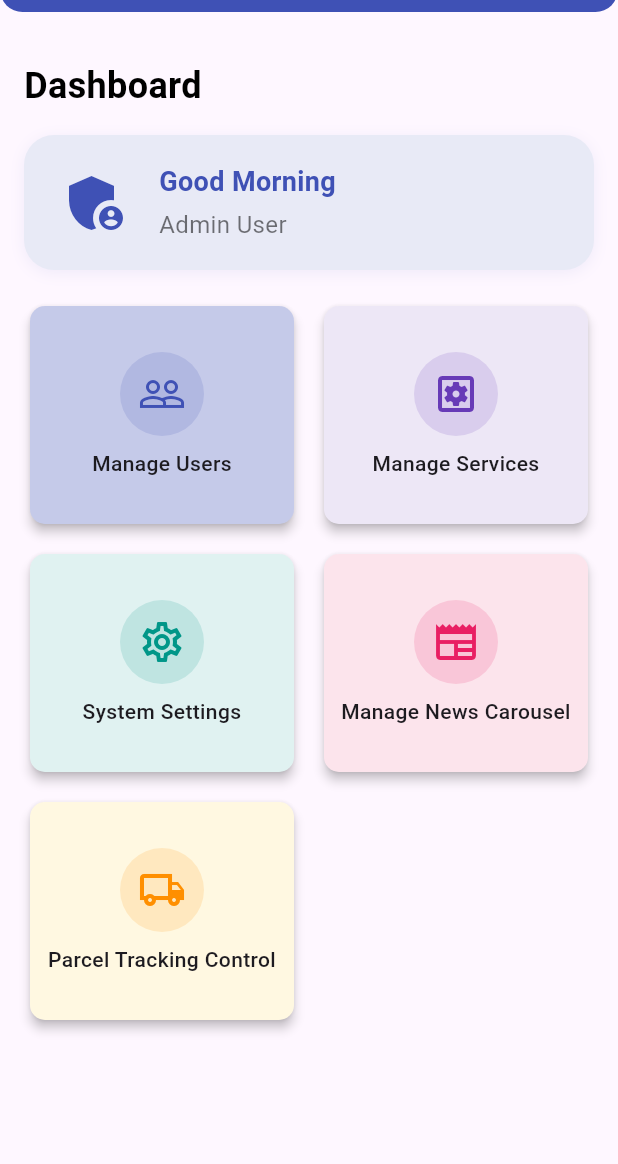
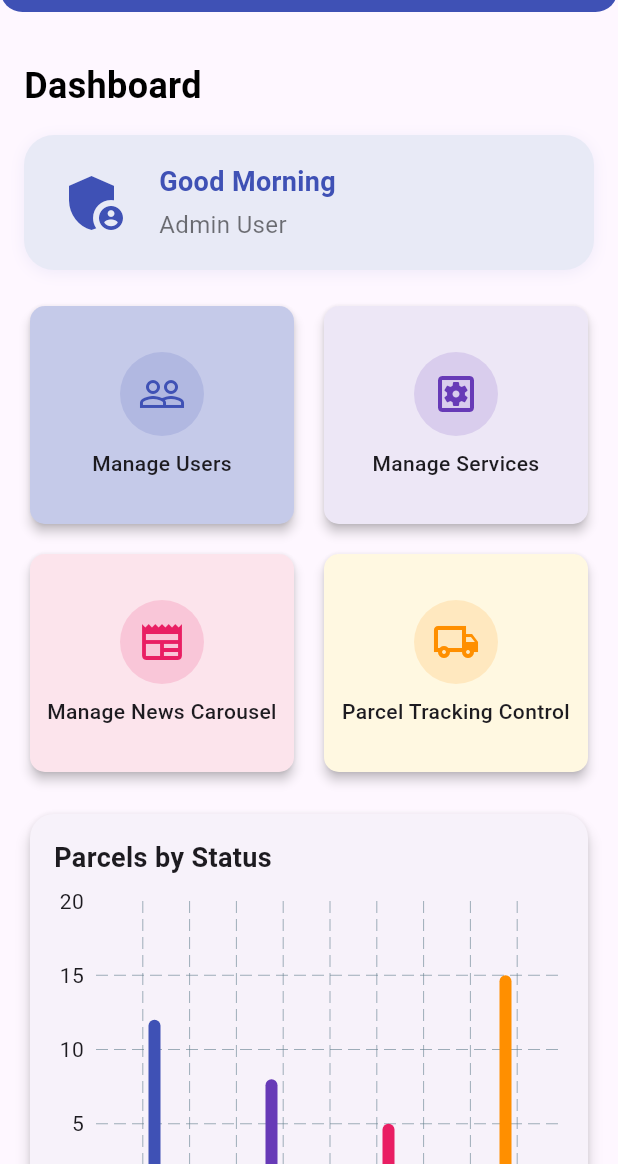
Before and after one commit to sajith23420/Group-Project, a Flutter app: the AdminDashboardScreen screen opened directly, on a phone screen of 412 x 824 dp, the part 72-1236 px from its top. Run offline on Flutter 3.47's test engine with Material 3 defaults, Android fonts, the phone set to English and light mode, and no system bars; drawn by our look-alikes of fl_chart; our stand-ins replace cached_network_image, cloud_firestore, dio, firebase_auth, firebase_core, firebase_storage and 3 more; accounts and stored records are empty; Roboto replaces fonts that are missing (SansSerif).

Commit message:
edit some files

```diff
--- a/Frontend/post_app/lib/screens/admin/manage_services_screen.dart
+++ b/Frontend/post_app/lib/screens/admin/manage_services_screen.dart
@@ -185,8 +185,7 @@ class _ManageServicesScreenState extends State<ManageServicesScreen> {
                   const SizedBox(height: 16),
                   Expanded(
                     child: GridView.builder(
-                      itemCount:
-                          _originalServices.length + _addedServices.length,
+                      itemCount: _addedServices.length,
                       gridDelegate:
                           const SliverGridDelegateWithFixedCrossAxisCount(
                         crossAxisCount: 2,
@@ -195,15 +194,11 @@ class _ManageServicesScreenState extends State<ManageServicesScreen> {
                         childAspectRatio: 1.2,
                       ),
                       itemBuilder: (context, index) {
-                        final bool isOriginal =
-                            index < _originalServices.length;
-                        final service = isOriginal
-                            ? _originalServices[index]
-                            : _addedServices[index - _originalServices.length];
+                        final service = _addedServices[index];
                         final iconData =
                             iconMap[service['icon']] ?? Icons.extension;
                         return Card(
-                          color: isOriginal ? Colors.purple[50] : Colors.white,
+                          color: Colors.white,
                           elevation: 3,
                           shape: RoundedRectangleBorder(
                             borderRadius: BorderRadius.circular(18),
@@ -227,14 +222,6 @@ class _ManageServicesScreenState extends State<ManageServicesScreen> {
                                   ],
                                 ),
                               ),
-                              if (isOriginal)
-                                const Positioned(
-                                  top: 8,
-                                  right: 8,
-                                  child: Icon(Icons.lock,
-                                      color: Colors.grey, size: 20),
-                                )
-                              else
                               Positioned(
                                 top: 8,
                                 right: 8,
--- a/Frontend/post_app/lib/screens/admin/system_settings_screen.dart
+++ /dev/null
@@ -1,21 +0,0 @@
-import 'package:flutter/material.dart';
-
-class SystemSettingsScreen extends StatelessWidget {
-  const SystemSettingsScreen({super.key});
-
-  @override
-  Widget build(BuildContext context) {
-    return Scaffold(
-      appBar: AppBar(
-        backgroundColor: Colors.teal[100], // Light color theme
-        title: const Text('System Settings',
-            style: TextStyle(color: Colors.black)),
-        iconTheme: const IconThemeData(color: Colors.black),
-        elevation: 1,
-      ),
-      body: const Center(
-        child: Text('System Settings Screen Content'),
-      ),
-    );
-  }
-}
--- a/Frontend/post_app/lib/screens/admin_dashboard_screen.dart
+++ b/Frontend/post_app/lib/screens/admin_dashboard_screen.dart
@@ -4,11 +4,12 @@ import 'package:post_app/providers/user_provider.dart'; // Import UserProvider
 import 'package:post_app/models/user_model.dart'; // Import UserModel
 import 'package:post_app/screens/login_screen.dart'; // Import LoginScreen
 import 'package:cached_network_image/cached_network_image.dart'; // Import CachedNetworkImage
+import 'package:fl_chart/fl_chart.dart';
 
 // Import admin action screens
 import 'package:post_app/screens/admin/manage_users_screen.dart';
 import 'package:post_app/screens/admin/manage_services_screen.dart';
-import 'package:post_app/screens/admin/system_settings_screen.dart';
+// import 'package:post_app/screens/admin/system_settings_screen.dart';
 import 'package:post_app/screens/admin/admin_news_carousel_screen.dart';
 import 'package:post_app/screens/admin/admin_parcel_tracking_control_screen.dart'; // Import the new screen
 
@@ -27,6 +28,30 @@ class _AdminDashboardScreenState extends State<AdminDashboardScreen> {
   Color _currentThemeColor = Colors.indigo;
   Color _currentHeaderBg = Colors.indigo.shade50;
   Color _currentHeaderIcon = Colors.indigo;
+
+  // Admin actions for dashboard
+  final List<Map<String, dynamic>> adminActions = [
+    {
+      'title': 'Manage Users',
+      'icon': Icons.people_outline,
+      'color': Colors.blue
+    },
+    {
+      'title': 'Manage Services',
+      'icon': Icons.settings_applications_outlined,
+      'color': Colors.orange
+    },
+    {
+      'title': 'Manage News Carousel',
+      'icon': Icons.newspaper,
+      'color': Colors.pinkAccent
+    },
+    {
+      'title': 'Parcel Tracking Control',
+      'icon': Icons.local_shipping_outlined,
+      'color': Colors.amber
+    },
+  ];
 
   // Helper to update theme color based on action
   void _setThemeForAction(String title) {
@@ -68,32 +93,23 @@ class _AdminDashboardScreenState extends State<AdminDashboardScreen> {
     final userProvider = Provider.of<UserProvider>(context);
     final UserModel? currentUser = userProvider.user;
 
-    final List<Map<String, dynamic>> adminActions = [
-      {
-        'title': 'Manage Users',
-        'icon': Icons.people_outline,
-        'color': Colors.blue
-      },
-      {
-        'title': 'Manage Services',
-        'icon': Icons.settings_applications_outlined,
-        'color': Colors.orange
-      },
-      {
-        'title': 'System Settings',
-        'icon': Icons.settings_outlined,
-        'color': Colors.teal
-      },
-      {
-        'title': 'Manage News Carousel',
-        'icon': Icons.newspaper,
-        'color': Colors.pinkAccent
-      },
-      {
-        'title': 'Parcel Tracking Control',
-        'icon': Icons.local_shipping_outlined,
-        'color': Colors.amber
-      },
+    // Sample data for the chart (replace with real data as needed)
+    final List<BarChartGroupData> barGroups = [
+      BarChartGroupData(
+          x: 0, barRods: [BarChartRodData(toY: 12, color: Colors.indigo)]),
+      BarChartGroupData(
+          x: 1, barRods: [BarChartRodData(toY: 8, color: Colors.deepPurple)]),
+      BarChartGroupData(
+          x: 2, barRods: [BarChartRodData(toY: 5, color: Colors.pink)]),
+      BarChartGroupData(
+          x: 3, barRods: [BarChartRodData(toY: 15, color: Colors.amber[800])]),
+    ];
+
+    final List<String> statusLabels = [
+      'Delivered',
+      'In Transit',
+      'Pending',
+      'Returned',
     ];
 
     String greeting = _getGreeting();
@@ -268,6 +284,71 @@ class _AdminDashboardScreenState extends State<AdminDashboardScreen> {
                 );
               },
             ),
+            const SizedBox(height: 20),
+            // --- Beautiful Chart Section ---
+            Card(
+              elevation: 4,
+              shape: RoundedRectangleBorder(
+                  borderRadius: BorderRadius.circular(16)),
+              child: Padding(
+                padding: const EdgeInsets.all(16.0),
+                child: Column(
+                  crossAxisAlignment: CrossAxisAlignment.start,
+                  children: [
+                    const Text(
+                      "Parcels by Status",
+                      style:
+                          TextStyle(fontSize: 18, fontWeight: FontWeight.bold),
+                    ),
+                    const SizedBox(height: 16),
+                    SizedBox(
+                      height: 220,
+                      child: BarChart(
+                        BarChartData(
+                          alignment: BarChartAlignment.spaceAround,
+                          maxY: 20,
+                          barTouchData: BarTouchData(enabled: true),
+                          titlesData: FlTitlesData(
+                            leftTitles: AxisTitles(
+                              sideTitles: SideTitles(
+                                  showTitles: true, reservedSize: 28),
+                            ),
+                            bottomTitles: AxisTitles(
+                              sideTitles: SideTitles(
+                                showTitles: true,
+                                getTitlesWidget:
+                                    (double value, TitleMeta meta) {
+                                  final idx = value.toInt();
+                                  return Padding(
+                                    padding: const EdgeInsets.only(top: 8.0),
+                                    child: Text(
+                                      idx >= 0 && idx < statusLabels.length
+                                          ? statusLabels[idx]
+                                          : '',
+                                      style: const TextStyle(
+                                          fontSize: 12,
+                                          fontWeight: FontWeight.w500),
+                                    ),
+                                  );
+                                },
+                              ),
+                            ),
+                            rightTitles: AxisTitles(
+                                sideTitles: SideTitles(showTitles: false)),
+                            topTitles: AxisTitles(
+                                sideTitles: SideTitles(showTitles: false)),
+                          ),
+                          borderData: FlBorderData(show: false),
+                          gridData:
+                              FlGridData(show: true, horizontalInterval: 5),
+                          barGroups: barGroups,
+                        ),
+                      ),
+                    ),
+                  ],
+                ),
+              ),
+            ),
           ],
         ),
       ),
@@ -305,9 +386,9 @@ class _AdminDashboardScreenState extends State<AdminDashboardScreen> {
         cardColor = Colors.deepPurple.shade50;
         break;
       case 'System Settings':
-        screenToNavigate = const SystemSettingsScreen();
-        iconColor = Colors.teal;
-        cardColor = Colors.teal.shade50;
+        // screenToNavigate = const SystemSettingsScreen();
+        // iconColor = Colors.teal;
+        // cardColor = Colors.teal.shade50;
         break;
       case 'Manage News Carousel':
         screenToNavigate = const AdminNewsCarouselScreen();
--- a/Frontend/post_app/pubspec.yaml
+++ b/Frontend/post_app/pubspec.yaml
@@ -39,6 +39,7 @@ dependencies:
   path: ^1.8.0 # Add path dependency
   google_sign_in: ^6.2.1 # Added for Google Sign-In
   font_awesome_flutter: ^10.7.0
+  fl_chart: ^0.66.0 # For beautiful charts
   url_launcher: ^6.2.5
   firebase_core: ^3.13.1 # Check for the latest version
   provider: ^6.0.0 # Added provider for state management
```
Also changed, not shown: Frontend/post_app/pubspec.lock, 2 other files. Lines whose indentation alone changed are shown as unchanged.
